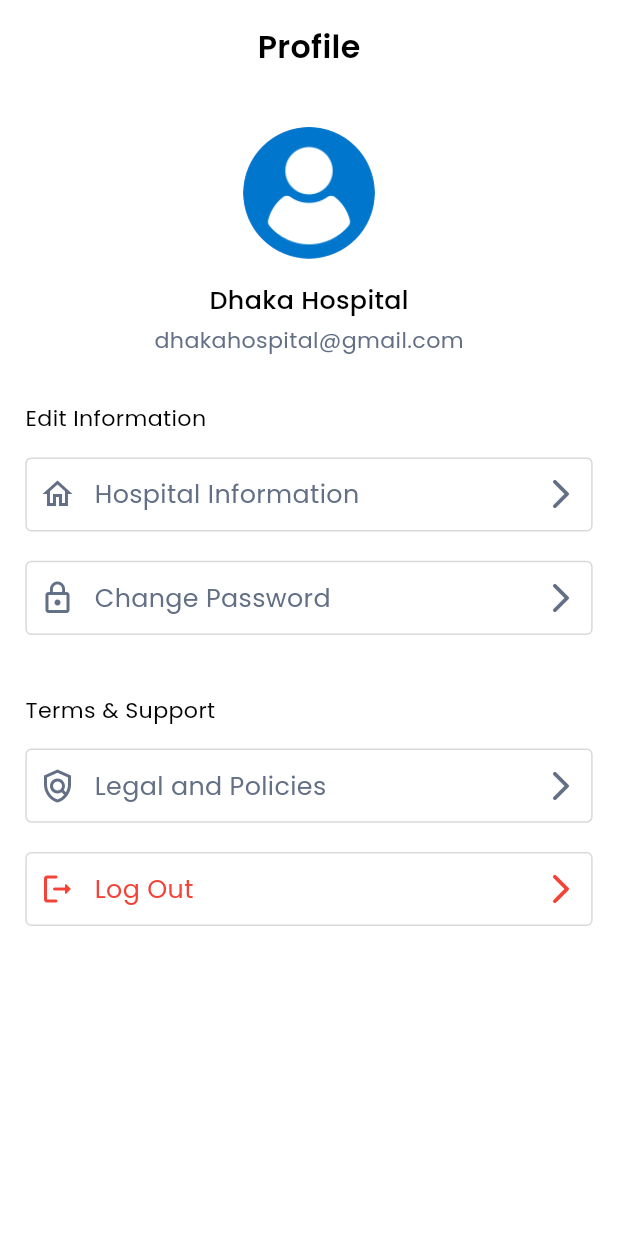
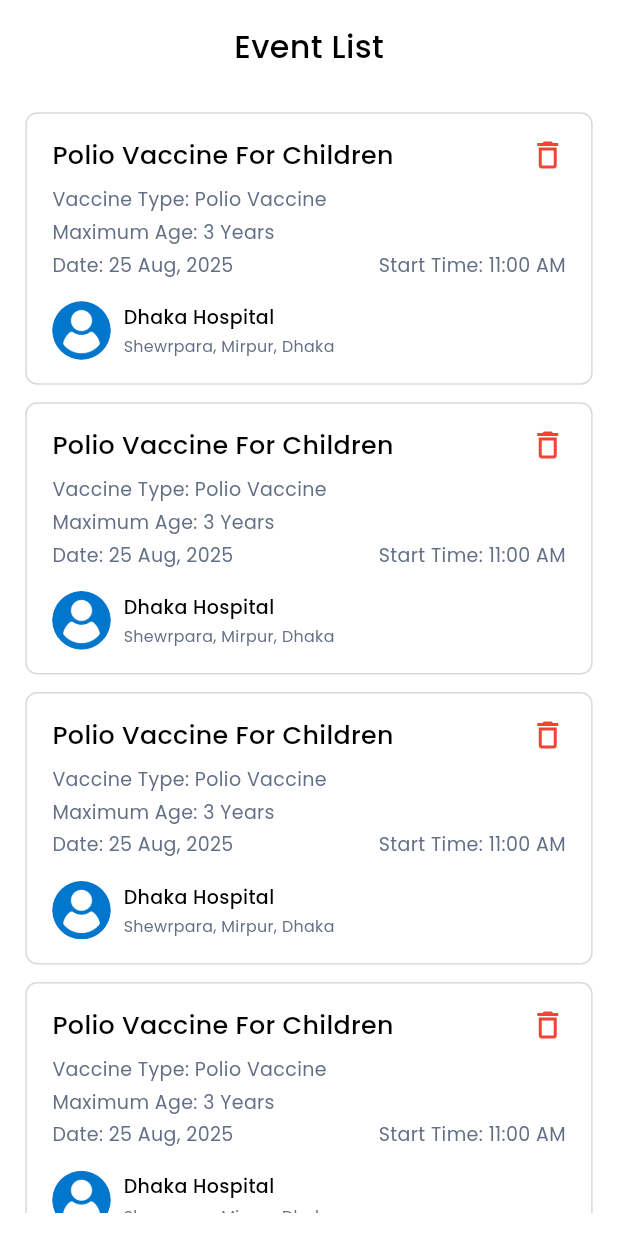
Before and after one commit to Nifat130/baby_vax, a Flutter app: the screen it shows after launch, on a phone screen of 412 x 824 dp. Run offline on Flutter 3.47's test engine with Material 3 defaults, Android fonts, the phone set to English and light mode, and no system bars; drawn by our look-alikes of flip_card; our stand-ins replace curved_navigation_bar, flutter_spinkit, get, google_fonts, image_picker, logger and 1 more; accounts and stored records are empty.

Commit message:
hospital event screen done by Nifat

```diff
--- a/lib/app.dart
+++ b/lib/app.dart
@@ -26,7 +26,7 @@ class MyApp extends StatelessWidget {
         return GetMaterialApp(
           debugShowCheckedModeBanner: false,
           //initialRoute: AppRoute.init,
-          initialRoute: AppRoute.hospitalProfileScreen,
+          initialRoute: AppRoute.hospitalEventScreen,
           getPages: AppRoute.routes,
           initialBinding: ControllerBinder(),
           themeMode: ThemeMode.system,
--- a/lib/core/bindings/controller_binder.dart
+++ b/lib/core/bindings/controller_binder.dart
@@ -2,6 +2,7 @@ import 'package:baby_vax/features/authentication/controllers/sign_in_controller.
 import 'package:get/get.dart';
 
 import '../../features/authentication/controllers/sign_up_controller.dart';
+import '../../features/hospital_flow/hospital_event/controllers/hospital_event_controller.dart';
 import '../../features/hospital_flow/hospital_home/controllers/hospital_home_controller.dart';
 import '../../features/hospital_flow/hospital_nav_bar/controllers/hospital_nav_bar_controller.dart';
 import '../../features/splash_screen/controllers/splash_controller.dart';
@@ -15,5 +16,6 @@ class ControllerBinder extends Bindings {
     Get.lazyPut<SignUpController>(() => SignUpController(), fenix: true,);
     Get.lazyPut<HospitalNavBarController>(() => HospitalNavBarController(), fenix: true,);
     Get.lazyPut<HospitalHomeController>(() => HospitalHomeController(), fenix: true,);
+    Get.lazyPut<HospitalEventController>(() => HospitalEventController(), fenix: true,);
   }
 }
--- /dev/null
+++ b/lib/features/hospital_flow/hospital_event/controllers/hospital_event_controller.dart
@@ -0,0 +1,6 @@
+
+import 'package:get/get.dart';
+
+class HospitalEventController extends GetxController{
+
+}
--- /dev/null
+++ b/lib/features/hospital_flow/hospital_event/presentation/screens/hospital_event_screen.dart
@@ -0,0 +1,39 @@
+import 'package:baby_vax/core/common/widgets/custom_text.dart';
+import 'package:baby_vax/core/utils/constants/app_colors.dart';
+import 'package:baby_vax/core/utils/constants/app_sizer.dart';
+import 'package:baby_vax/core/utils/constants/image_path.dart';
+import 'package:baby_vax/features/hospital_flow/hospital_event/controllers/hospital_event_controller.dart';
+import 'package:baby_vax/features/hospital_flow/hospital_event/presentation/widgets/event_container.dart';
+import 'package:flip_card/flip_card.dart';
+import 'package:flutter/material.dart';
+import 'package:get/get.dart';
+
+class HospitalEventScreen extends GetView<HospitalEventController> {
+  const HospitalEventScreen({super.key});
+
+  @override
+  Widget build(BuildContext context) {
+    return Scaffold(
+      body: SafeArea(
+        child: Padding(
+          padding: EdgeInsets.symmetric(horizontal: 16.w, vertical: 16.h),
+          child: SingleChildScrollView(
+            child: Column(
+              crossAxisAlignment: CrossAxisAlignment.start,
+              children: [
+                Center(
+                  child: CustomText(text: "Event List", fontSize: 20.sp, fontWeight: FontWeight.w500,),
+                ),
+                30.heightSpace,
+                eventContainer(),
+                eventContainer(),
+                eventContainer(),
+                eventContainer(),
+              ],
+            ),
+          ),
+        ),
+      ),
+    );
+  }
+}
--- /dev/null
+++ b/lib/features/hospital_flow/hospital_event/presentation/widgets/event_container.dart
@@ -0,0 +1,80 @@
+import 'package:flip_card/flip_card.dart';
+import 'package:flutter/material.dart';
+
+import '../../../../../core/common/widgets/custom_text.dart';
+import '../../../../../core/utils/constants/app_colors.dart';
+import '../../../../../core/utils/constants/app_sizer.dart';
+import '../../../../../core/utils/constants/image_path.dart';
+
+Widget eventContainer(){
+
+  return Container(
+    width: SizeUtils.width,
+    decoration: BoxDecoration(
+        border: Border.all(color: AppColors.textFormFieldBorder),
+        borderRadius: 8.radius
+    ),
+    margin: EdgeInsets.only(bottom: 12.h),
+    padding: EdgeInsets.symmetric(horizontal: 16.w, vertical: 16.h),
+    child: FlipCard(
+      front: Column(
+        crossAxisAlignment: CrossAxisAlignment.start,
+        children: [
+          Row(
+            mainAxisAlignment: MainAxisAlignment.spaceBetween,
+            crossAxisAlignment: CrossAxisAlignment.start,
+            children: [
+              Flexible(
+                flex: 9,
+                child: CustomText(text: "Polio Vaccine For Children", fontWeight: FontWeight.w500, fontSize: 16.sp,),
+              ),
+              4.widthSpace,
+              Flexible(
+                flex: 1,
+                child: GestureDetector(
+                  onTap: (){},
+                  child: Icon(Icons.delete_outline, color: AppColors.error,),
+                ),
+              )
+            ],
+          ),
+          8.heightSpace,
+          CustomText(text: "Vaccine Type: Polio Vaccine", fontSize: 12.sp, color: AppColors.textSecondary,),
+          4.heightSpace,
+          CustomText(text: "Maximum Age: 3 Years", fontSize: 12.sp, color: AppColors.textSecondary,),
+          4.heightSpace,
+          Row(
+            mainAxisAlignment: MainAxisAlignment.spaceBetween,
+            children: [
+              CustomText(text: "Date: 25 Aug, 2025", fontSize: 12.sp, color: AppColors.textSecondary,),
+              4.heightSpace,
+              CustomText(text: "Start Time: 11:00 AM", fontSize: 12.sp, color: AppColors.textSecondary,)
+            ],
+          ),
+          16.heightSpace,
+          Row(
+            crossAxisAlignment: CrossAxisAlignment.center,
+            children: [
+              CircleAvatar(
+                backgroundImage: AssetImage(ImagePath.dummyProfilePicture),
+                radius: 20.h,
+              ),
+              8.widthSpace,
+              Column(
+                crossAxisAlignment: CrossAxisAlignment.start,
+                children: [
+                  CustomText(text: "Dhaka Hospital", fontWeight: FontWeight.w500, fontSize: 12.sp,),
+                  4.heightSpace,
+                  CustomText(text: "Shewrpara, Mirpur, Dhaka", color: AppColors.textSecondary, fontSize: 10.sp,),
+                ],
+              )
+            ],
+          )
+        ],
+      ),
+      back: CustomText(
+        text: "The **polio vaccine** is a safe and essential immunization that protects children from poliomyelitis, a contagious viral disease that can cause lifelong paralysis or even death. It comes in two forms: the **Oral Polio Vaccine (OPV)**, given as drops, and the **Inactivated Polio Vaccine (IPV)**, given by injection. The vaccine is usually given in multiple doses starting from birth or early infancy and repeated at set intervals, depending on the national immunization schedule. Widely used across the world, the polio vaccine has been the key to nearly eradicating polio, with only very mild side effects such as fever or injection-site soreness in rare cases.",
+        maxLines: 4, textOverflow: TextOverflow.fade, fontSize: 10.sp, color: AppColors.textSecondary,),
+    ),
+  );
+}
--- a/lib/routes/app_routes.dart
+++ b/lib/routes/app_routes.dart
@@ -4,6 +4,7 @@ import 'package:get/get.dart';import '../features/authentication/presentation/sc
 import '../features/authentication/presentation/screens/parent_sign_up_screen.dart';
 
 import '../features/authentication/presentation/screens/role_screen.dart';
+import '../features/hospital_flow/hospital_event/presentation/screens/hospital_event_screen.dart';
 import '../features/hospital_flow/hospital_home/presentation/screens/hospital_home_screen.dart';
 import '../features/hospital_flow/hospital_profile/presentation/screens/hospital_profile_screen.dart';
 import '../features/onboarding/screens/onboarding_screen_one.dart';
@@ -23,6 +24,7 @@ class AppRoute {
   static String hospitalNavBarScreen = "/hospitalNavBarScreen";
   static String hospitalHomeScreen = "/hospitalHomeScreen";
   static String hospitalProfileScreen = "/hospitalProfileScreen";
+  static String hospitalEventScreen = "/hospitalEventScreen";
 
 
   static List<GetPage> routes = [
@@ -47,6 +49,7 @@ class AppRoute {
     GetPage(name: hospitalNavBarScreen, page: () => HospitalNavBarScreen()),
     GetPage(name: hospitalHomeScreen, page: () => HospitalHomeScreen()),
     GetPage(name: hospitalProfileScreen, page: () => HospitalProfileScreen()),
+    GetPage(name: hospitalEventScreen, page: () => HospitalEventScreen()),
 
   ];
 }
--- a/pubspec.yaml
+++ b/pubspec.yaml
@@ -43,6 +43,7 @@ dependencies:
   url_launcher: ^6.3.2
   image_picker: ^1.2.0
   curved_navigation_bar: ^1.0.6
+  flip_card: ^0.7.0
 
 dev_dependencies:
   flutter_test:
```
Also changed, not shown: pubspec.lock.
